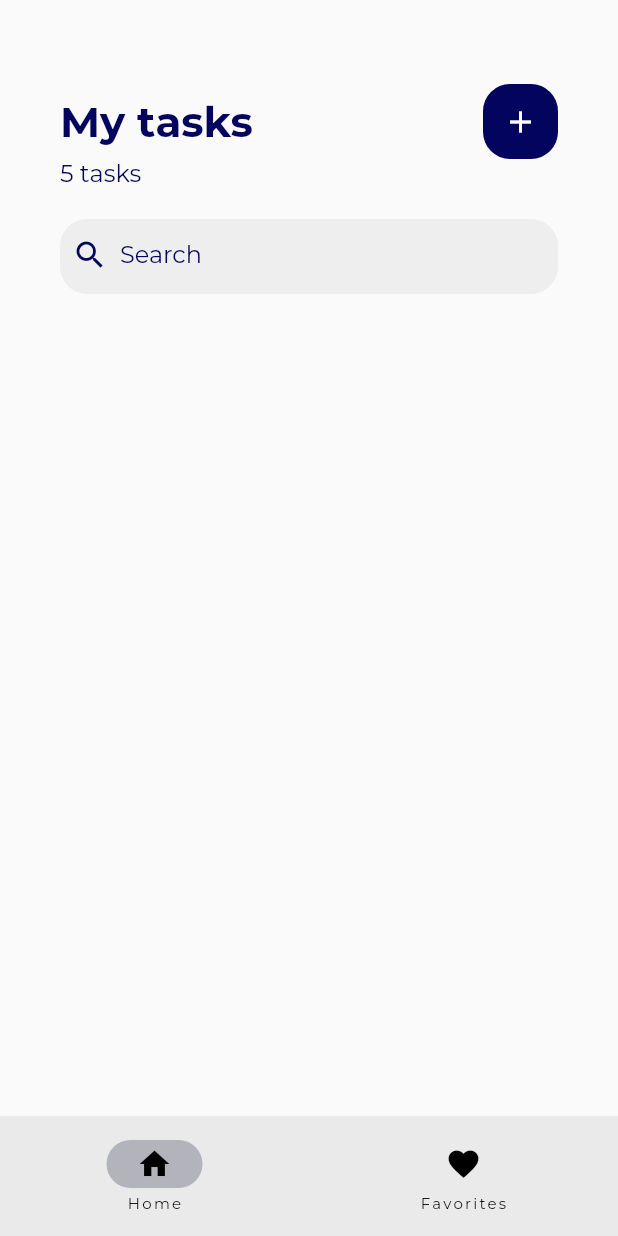
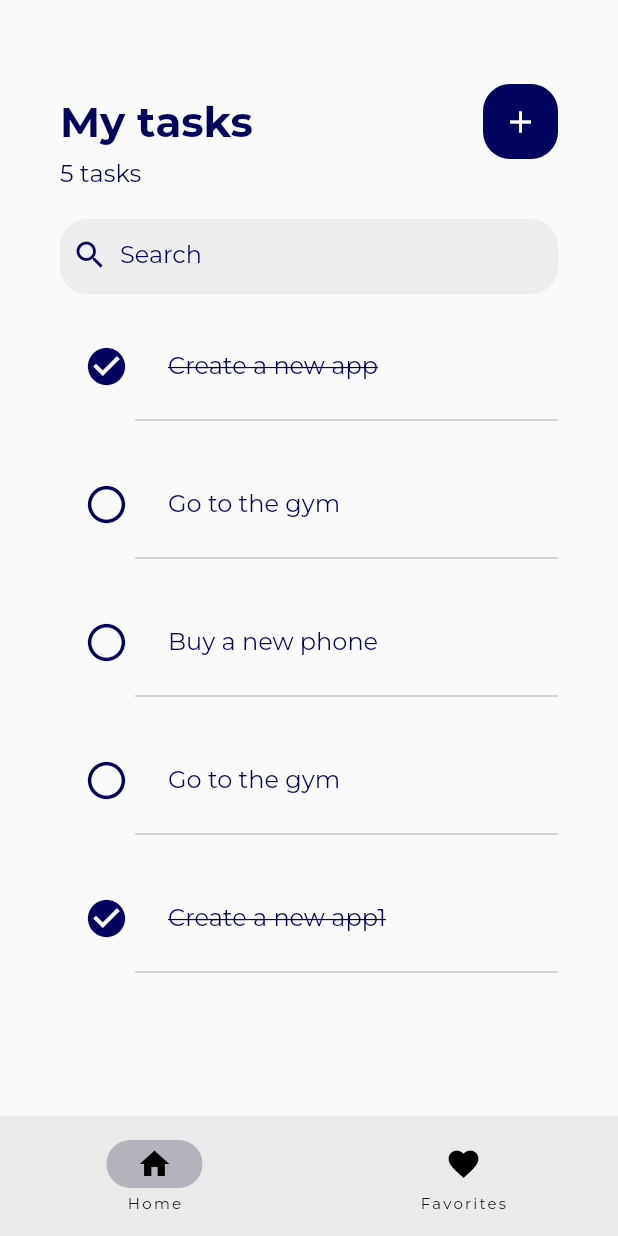
Before and after one commit to CodeBreaker02/my_kanban, a Flutter app: the screen it shows after launch, on a phone screen of 412 x 824 dp. Run offline on Flutter 3.47's test engine with Material 2 defaults, Android fonts, the phone set to English and light mode, and no system bars; project files that could hold a hidden picture were left out.

Commit message:
Todo init

```diff
--- /dev/null
+++ b/lib/model/todo.dart
@@ -0,0 +1,40 @@
+class ToDo {
+  late bool isDone;
+  String? id;
+  String? title;
+
+  ToDo({
+    this.isDone = false,
+    required this.id,
+    required this.title,
+  });
+
+  static List<ToDo> todoList() {
+    return [
+      ToDo(
+        id: '1',
+        title: 'Create a new app',
+        isDone: true,
+      ),
+      ToDo(
+        id: '2',
+        title: 'Go to the gym',
+        isDone: false,
+      ),
+      ToDo(
+        id: '3',
+        title: 'Buy a new phone',
+        isDone: false,
+      ),
+      ToDo(
+        id: '4',
+        title: 'Go to the gym',
+        isDone: false,
+      ),
+      ToDo(
+        id: '5',
+        title: 'Create a new app1',
+        isDone: true,
+      ),
+    ];}
+}
--- a/lib/screens/home_page.dart
+++ b/lib/screens/home_page.dart
@@ -1,14 +1,18 @@
 import 'package:flutter/material.dart';
 import 'package:my_kanban/constants/colors.dart';
+import 'package:my_kanban/widgets/todo_item.dart';
+
+import '../model/todo.dart';
 
 class HomePage extends StatefulWidget {
   const HomePage({Key? key}) : super(key: key);
-
   @override
   State<HomePage> createState() => _HomePageState();
 }
 
-int tmp = 5;
+final todoLists = ToDo.todoList();
+
+final tmp = ToDo.todoList().length;
 class _HomePageState extends State<HomePage> {
   @override
   Widget build(BuildContext context) {
@@ -43,11 +47,22 @@ class _HomePageState extends State<HomePage> {
                 child: Text('$tmp tasks', style: const TextStyle(color: primaryT, fontWeight: FontWeight.w500, fontSize: 16),),
               ),
               searchBox(),
+              Expanded(
+                  child: ListView(
+                    children: [
+                      for (ToDo todo in todoLists)
+                        TodoItem(todo: todo, onTodoDone: _setIsDone,)
+                    ],
+                  ))
             ],
           )
       ),
     );
   }
+  void _setIsDone(ToDo todo) {
+    setState(() {
+      todo.isDone = !todo.isDone;
+    });
   }
 
   Widget searchBox() {
@@ -73,3 +88,4 @@ Widget searchBox() {
       ),
     );
   }
+}
--- /dev/null
+++ b/lib/widgets/todo_item.dart
@@ -0,0 +1,51 @@
+import 'package:flutter/material.dart';
+import 'package:my_kanban/constants/colors.dart';
+import 'package:my_kanban/model/todo.dart';
+
+class TodoItem extends StatefulWidget {
+  final ToDo todo;
+  dynamic onTodoDone;
+  TodoItem({Key? key, required this.todo, required this.onTodoDone}) : super(key: key);
+
+  @override
+  State<TodoItem> createState() => _TodoItemState();
+}
+
+class _TodoItemState extends State<TodoItem> {
+  @override
+  Widget build(BuildContext context) {
+    return Container(
+      margin: const EdgeInsets.only(top: 20),
+      child: Column(
+        children: [
+          ListTile(
+            onTap: () {
+              widget.onTodoDone(widget.todo);
+            },
+            shape: RoundedRectangleBorder(
+              borderRadius: BorderRadius.circular(10),
+            ),
+            leading: Icon(
+              widget.todo.isDone ? Icons.check_circle : Icons.circle_outlined,
+              size: 30,
+              color: primaryT,
+            ),
+            title: Text(
+              widget.todo.title!,
+              style: TextStyle(color: primaryT, fontWeight: FontWeight.w500,
+                  decoration: widget.todo.isDone ? TextDecoration.lineThrough : null),
+            ),
+          ),
+          Container(
+            margin: const EdgeInsets.only(left: 50),
+            child: const Divider(
+              color: Colors.grey,
+              thickness: 0.5,
+            ),
+          )
+        ],
+      ),
+
+    );
+  }
+}
```
Lines whose indentation alone changed are shown as unchanged.
